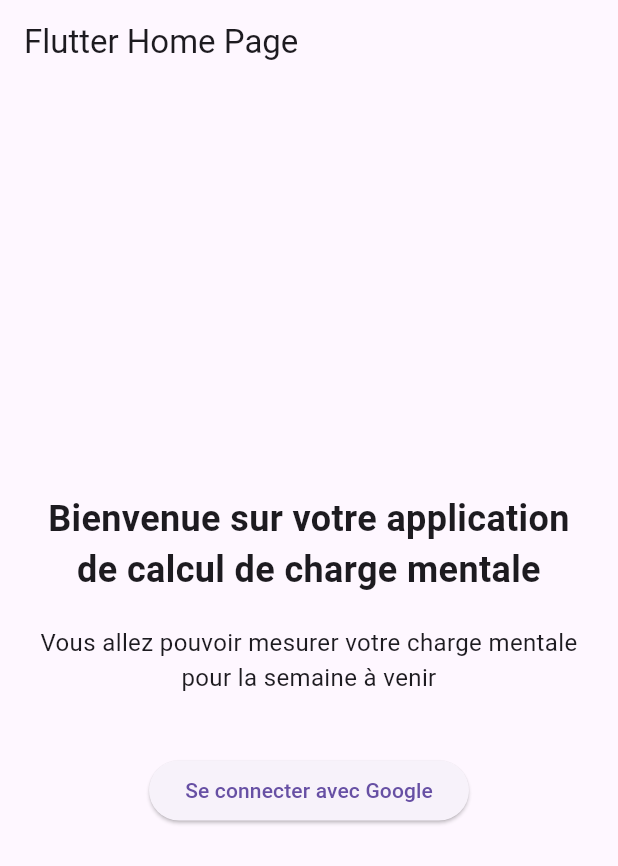
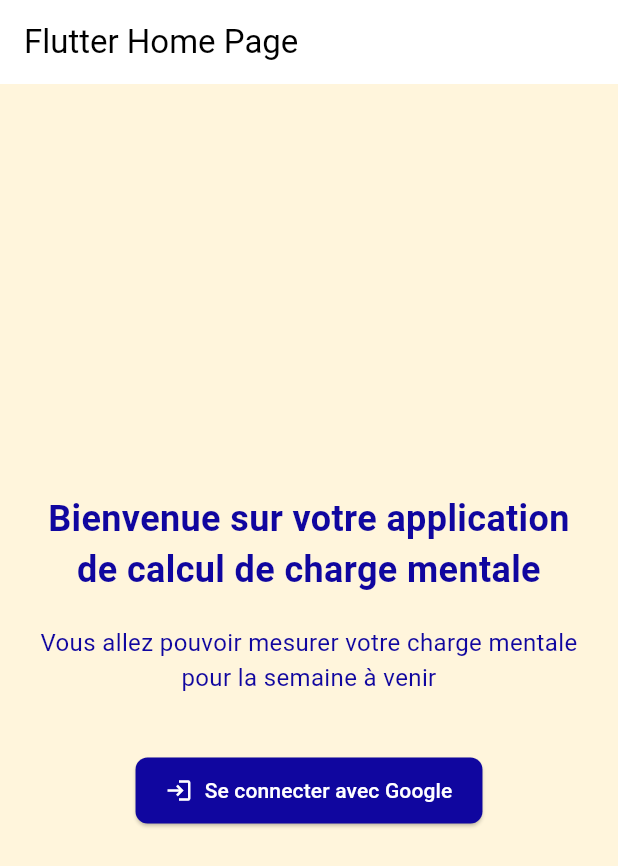
Before and after one commit to Alpha-Academie/calcul_charge_mentale_v2, a Flutter app: the screen it shows after launch, on a phone screen of 412 x 824 dp. Shown: the top 866 px of the screen. Run offline on Flutter 3.47's test engine with Material 3 defaults, Android fonts, the light colour scheme and no system bars; our stand-ins replace firebase_auth, firebase_core, google_sign_in; accounts and stored records are empty.

Commit message:
ajout des couleurs et ergonomie

```diff
--- a/lib/google_sign_in_button.dart
+++ b/lib/google_sign_in_button.dart
@@ -41,9 +41,17 @@ class _GoogleSignInButtonState extends State<GoogleSignInButton> {
 
   @override
   Widget build(BuildContext context) {
-    return ElevatedButton(
+    return ElevatedButton.icon(
       onPressed: _signInWithGoogle,
-      child: Text('Se connecter avec Google'),
+      icon: Icon(Icons.login, color: Colors.white),
+      label: Text('Se connecter avec Google', style: TextStyle(color: Colors.white)),
+      style: ElevatedButton.styleFrom(
+        backgroundColor: Theme.of(context).primaryColor,
+        padding: EdgeInsets.symmetric(vertical: 12, horizontal: 20),
+        shape: RoundedRectangleBorder(
+          borderRadius: BorderRadius.circular(8),
+        ),
+      ),
     );
   }
 }
--- a/lib/main.dart
+++ b/lib/main.dart
@@ -17,7 +17,17 @@ class MyApp extends StatelessWidget {
     return MaterialApp(
       title: 'Flutter Demo',
       theme: ThemeData(
-        primarySwatch: Colors.blue,
+        primaryColor: Color(0xFF10069F), // Couleur primaire
+        colorScheme: ColorScheme.fromSwatch().copyWith(
+          secondary: Color(0xFFFE5000), // Couleur secondaire
+        ),
+        scaffoldBackgroundColor: Color(0xFFFFF5DC), // Blanc cassé
+        elevatedButtonTheme: ElevatedButtonThemeData(
+          style: ElevatedButton.styleFrom(
+            backgroundColor: Color(0xFF10069F), // Couleur primaire pour les boutons
+            foregroundColor: Colors.white, // Couleur du texte des boutons
+          ),
+        ),
       ),
       home: MyHomePage(),
     );
@@ -48,13 +58,20 @@ class MyHomePageContent extends StatelessWidget {
         children: <Widget>[
           Text(
             'Bienvenue sur votre application de calcul de charge mentale',
-            style: TextStyle(fontSize: 24, fontWeight: FontWeight.bold),
+            style: TextStyle(
+              fontSize: 24,
+              fontWeight: FontWeight.bold,
+              color: Color(0xFF10069F), // Couleur primaire pour le texte
+            ),
             textAlign: TextAlign.center,
           ),
           SizedBox(height: 20),
           Text(
             'Vous allez pouvoir mesurer votre charge mentale pour la semaine à venir',
-            style: TextStyle(fontSize: 16),
+            style: TextStyle(
+              fontSize: 16,
+              color: Color(0xFF10069F), // Couleur primaire pour le texte
+            ),
             textAlign: TextAlign.center,
           ),
           SizedBox(height: 40),
--- a/lib/welcome_page.dart
+++ b/lib/welcome_page.dart
@@ -33,7 +33,7 @@ class WelcomePage extends StatelessWidget {
           children: <Widget>[
             Text(
               "Bonjour et bienvenue, ${user?.displayName ?? "Cher utilisateur"}!",
-              style: TextStyle(fontSize: 20),
+              style: TextStyle(fontSize: 20, color: Theme.of(context).primaryColor),
             ),
             SizedBox(height: 20),
             Text("Choisissez votre fonction :"),
@@ -46,6 +46,7 @@ class WelcomePage extends StatelessWidget {
               },
               child: Text('Je suis professeur'),
             ),
+            SizedBox(height: 10),
             ElevatedButton(
               onPressed: () {
                 Navigator.of(context).push(
```
Also changed, not shown: lib/about_page.dart (+11 -11 lines), lib/security_page.dart (+14 -14 lines).
